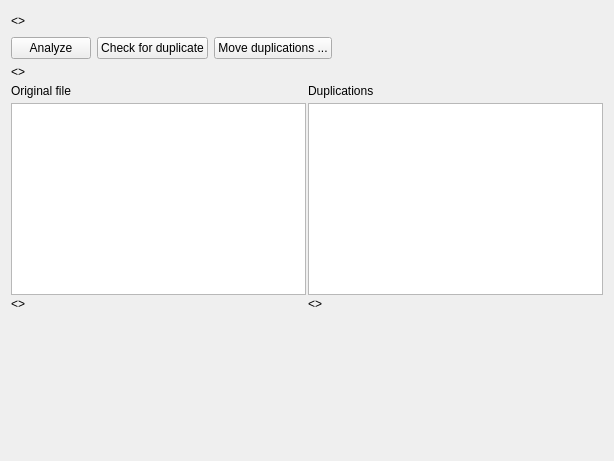
Qt form src/gui/widgets/py_ui/files_view.ui (OleksanderShevchenko/family_album) before a commit.
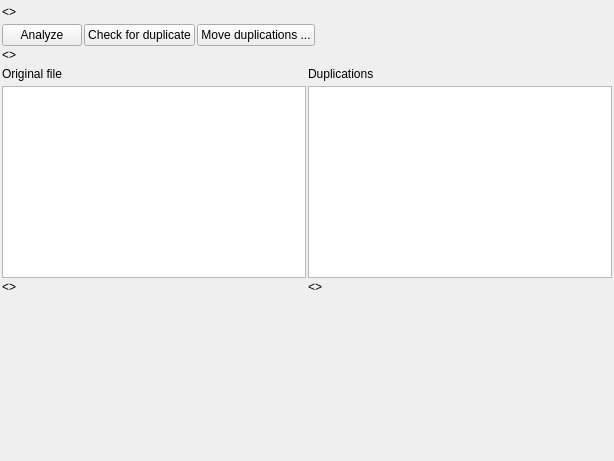
The same form after that commit.

Commit message: Correct margins. Set maximal size of labels for images.

What changed in the file:
```diff
--- a/src/gui/widgets/py_ui/files_view.ui
+++ b/src/gui/widgets/py_ui/files_view.ui
@@ -14,8 +14,26 @@
    <string>Form</string>
   </property>
   <layout class="QHBoxLayout" name="horizontalLayout_2">
+   <property name="spacing">
+    <number>2</number>
+   </property>
+   <property name="leftMargin">
+    <number>2</number>
+   </property>
+   <property name="topMargin">
+    <number>2</number>
+   </property>
+   <property name="rightMargin">
+    <number>2</number>
+   </property>
+   <property name="bottomMargin">
+    <number>2</number>
+   </property>
    <item>
     <layout class="QVBoxLayout" name="verticalLayout_2">
+     <property name="spacing">
+      <number>2</number>
+     </property>
      <item>
       <layout class="QVBoxLayout" name="verticalLayout">
        <item>
@@ -135,6 +153,12 @@
        </item>
        <item row="3" column="0">
         <widget class="QLabel" name="lblOriginalImage">
+         <property name="maximumSize">
+          <size>
+           <width>512</width>
+           <height>512</height>
+          </size>
+         </property>
          <property name="text">
           <string>&lt;&gt;</string>
          </property>
@@ -162,6 +186,12 @@
        </item>
        <item row="3" column="1">
         <widget class="QLabel" name="lblDuplicatedImage">
+         <property name="maximumSize">
+          <size>
+           <width>512</width>
+           <height>512</height>
+          </size>
+         </property>
          <property name="text">
           <string>&lt;&gt;</string>
          </property>
```
